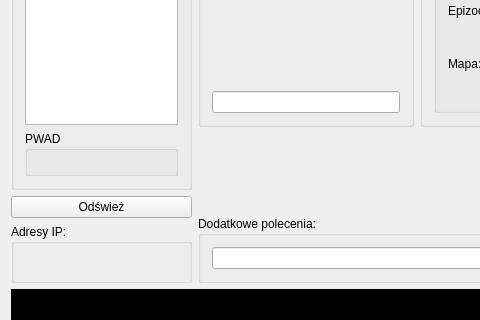
The window that mainwindow.ui (krzysztof6563/g-zdoom-lan-launcher) describes before a commit, drawn with Qt 5; both pictures show x 0 to 480 and y 214 to 534 of the 744 by 664 pixel window.
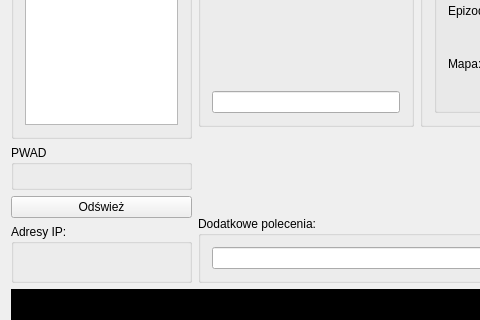
The same window after the commit. Icons and pictures are not drawn.

```diff
--- a/mainwindow.ui
+++ b/mainwindow.ui
@@ -164,15 +164,15 @@
            </property>
           </widget>
          </item>
-         <item row="1" column="1">
+        </layout>
+       </widget>
+      </item>
+      <item>
           <widget class="QGroupBox" name="PWADgroupBox">
            <property name="title">
             <string>PWAD</string>
            </property>
            <layout class="QGridLayout" name="gridLayout_7"/>
-          </widget>
-         </item>
-        </layout>
        </widget>
       </item>
       <item>
```
Lines whose indentation alone changed are shown as unchanged.
